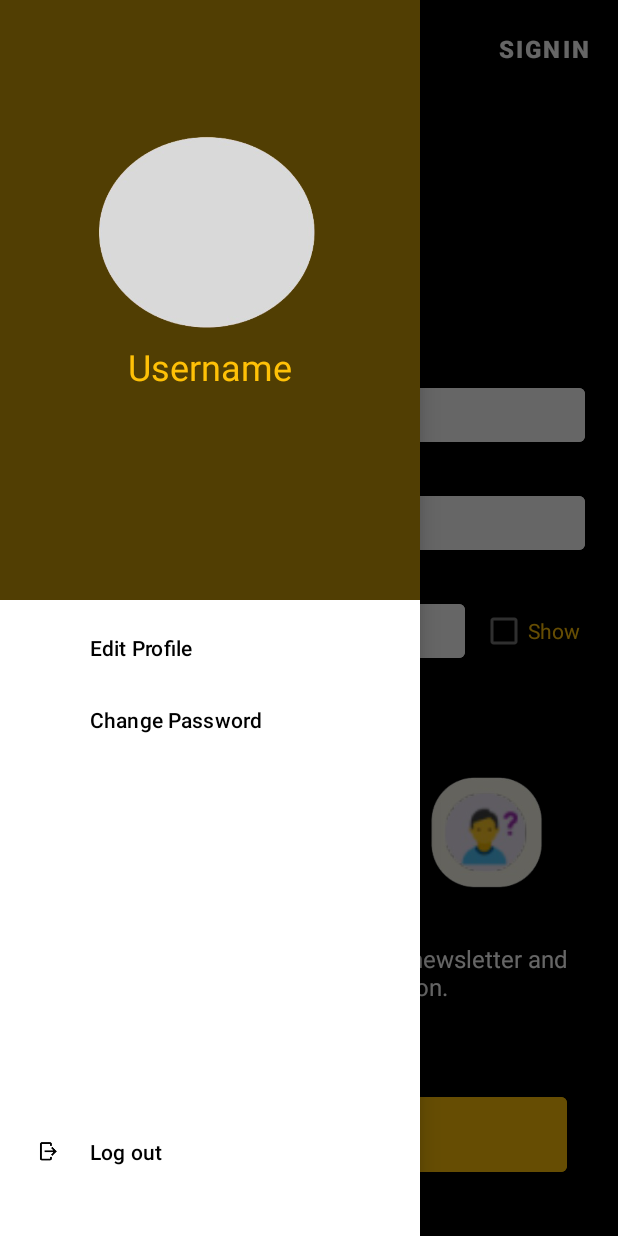
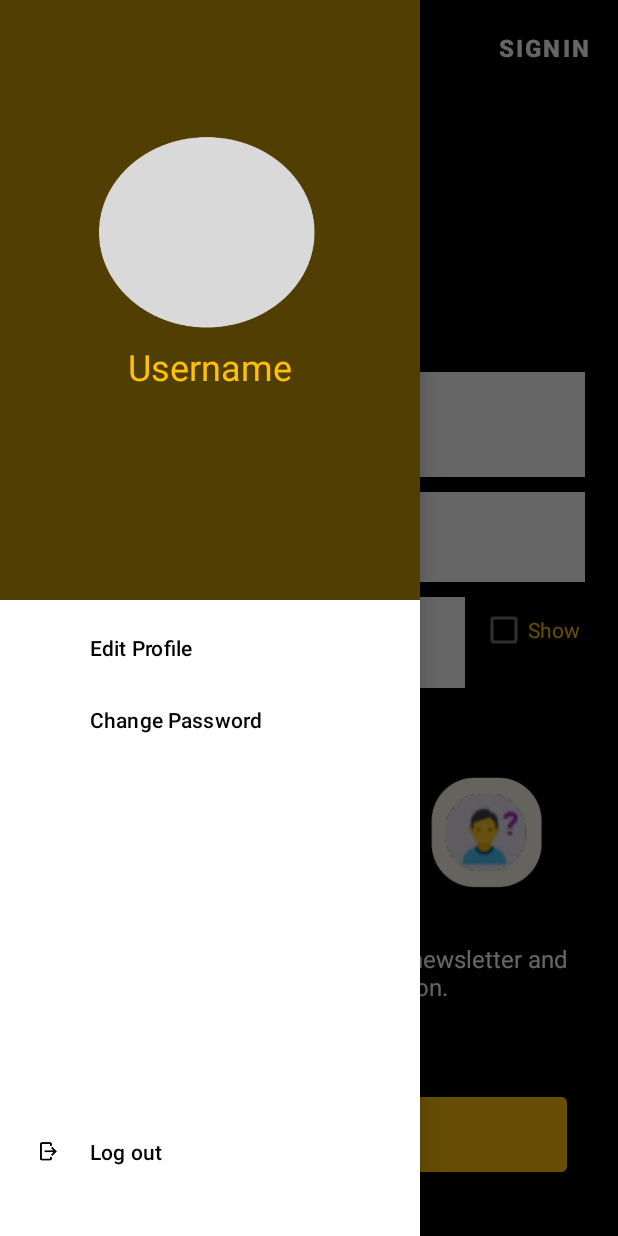
Before and after one commit to umaidkhakwani/SMD_A2, an Android app: the MainActivity2 screen opened directly, with no data from a screen before it, in the side drawer, after a tap on "Change Password", on a phone screen of 412 x 824 dp. Run offline under Robolectric (Android 15) with nearby library versions, the phone set to English and light mode, and no system bars; our stand-ins replace Firebase (no records; nobody signed in at launch, a user with empty details on screens opened directly).

Commit message:
signup done

```diff
--- a/app/build.gradle
+++ b/app/build.gradle
@@ -1,5 +1,6 @@
 plugins {
     id 'com.android.application'
+    id 'com.google.gms.google-services'
 }
 
 android {
@@ -40,6 +41,7 @@ dependencies {
     implementation 'androidx.lifecycle:lifecycle-viewmodel-ktx:2.3.1'
     implementation 'androidx.navigation:navigation-fragment:2.3.5'
     implementation 'androidx.navigation:navigation-ui:2.3.5'
+    implementation 'com.google.firebase:firebase-auth:21.1.0'
     testImplementation 'junit:junit:4.13.2'
     androidTestImplementation 'androidx.test.ext:junit:1.1.3'
     androidTestImplementation 'androidx.test.espresso:espresso-core:3.4.0'
--- a/app/src/main/AndroidManifest.xml
+++ b/app/src/main/AndroidManifest.xml
@@ -2,6 +2,7 @@
 <manifest xmlns:android="http://schemas.android.com/apk/res/android"
     xmlns:tools="http://schemas.android.com/tools"
     package="com.ass2.i190666_i192152">
+    <uses-permission android:name="android.permission.INTERNET"></uses-permission>
 
     <application
         android:allowBackup="true"
--- a/app/src/main/java/com/ass2/i190666_i192152/MainActivity2.java
+++ b/app/src/main/java/com/ass2/i190666_i192152/MainActivity2.java
@@ -8,15 +8,26 @@ import android.view.View;
 import android.widget.Button;
 import android.widget.CheckBox;
 import android.widget.CompoundButton;
+import android.widget.EditText;
+import android.widget.Toast;
 
+import androidx.annotation.NonNull;
 import androidx.appcompat.app.AppCompatActivity;
+
+import com.google.android.gms.tasks.OnCompleteListener;
+import com.google.android.gms.tasks.OnFailureListener;
+import com.google.android.gms.tasks.Task;
+import com.google.firebase.auth.AuthResult;
+import com.google.firebase.auth.FirebaseAuth;
+import com.google.firebase.auth.FirebaseUser;
 
 public class MainActivity2 extends AppCompatActivity {
 
     CheckBox bt_show;
-    Button bt3;
-    Button btn0;
+    EditText pass,name,email;
+    Button signin;
     Button signup_btn;
+    FirebaseAuth mAuth;
 
     @Override
     protected void onCreate(Bundle savedInstanceState) {
@@ -24,25 +35,26 @@ public class MainActivity2 extends AppCompatActivity {
         setContentView(R.layout.nav_activity_main);
 
         bt_show = findViewById(R.id.bt_show);
-        bt3 = findViewById(R.id.bt3);
-        btn0 = findViewById(R.id.btn0);
+        pass = findViewById(R.id.pass);
+        name = findViewById(R.id.name);
+        email = findViewById(R.id.email);
+        signin = findViewById(R.id.signin);
         signup_btn = findViewById(R.id.signup_btn);
-
-
+        mAuth = FirebaseAuth.getInstance();
 
         bt_show.setOnCheckedChangeListener(new CompoundButton.OnCheckedChangeListener() {
             @Override
             public void onCheckedChanged(CompoundButton compoundButton, boolean b) {
                 if (b){
-                    bt3.setTransformationMethod(HideReturnsTransformationMethod.getInstance());
+                    pass.setTransformationMethod(HideReturnsTransformationMethod.getInstance());
                 }
                 else{
-                    bt3.setTransformationMethod(PasswordTransformationMethod.getInstance());
+                    pass.setTransformationMethod(PasswordTransformationMethod.getInstance());
                 }
             }
         });
 
-        btn0.setOnClickListener(new View.OnClickListener() {
+        signin.setOnClickListener(new View.OnClickListener() {
             @Override
             public void onClick(View view) {
                 startActivity(new Intent( MainActivity2.this, MainActivity3.class));
@@ -52,8 +64,53 @@ public class MainActivity2 extends AppCompatActivity {
         signup_btn.setOnClickListener(new View.OnClickListener() {
             @Override
             public void onClick(View view) {
-                startActivity(new Intent( MainActivity2.this, MainActivity5.class));
+                mAuth.createUserWithEmailAndPassword(
+                        email.getText().toString(),
+                        pass.getText().toString()
+                ).addOnCompleteListener(new OnCompleteListener<AuthResult>() {
+                            @Override
+                            public void onComplete(@NonNull Task<AuthResult> task) {
+                                if(task.isSuccessful()){
+                                    Toast.makeText(
+                                            MainActivity2.this,
+                                            "successfully added",
+                                            Toast.LENGTH_LONG
+                                    ).show();
+                                    Toast.makeText(
+                                            MainActivity2.this,
+                                            mAuth.getCurrentUser().getUid(),
+                                            Toast.LENGTH_LONG
+                                    ).show();
+                                }
+                            }
+                        })
+                .addOnFailureListener(new OnFailureListener() {
+                    @Override
+                    public void onFailure(@NonNull Exception e) {
+                        Toast.makeText(
+                                MainActivity2.this,
+                                "Failed to create user",
+                                Toast.LENGTH_LONG
+                        ).show();
+                    }
+                });
+
+              //  startActivity(new Intent( MainActivity2.this, MainActivity5.class));
             }
         });
     }
+
+    @Override
+    protected void onStart(){
+        super.onStart();
+        FirebaseUser user = mAuth.getCurrentUser();
+        if(user != null)
+        {
+            Toast.makeText(
+                    MainActivity2.this,
+                    user.getUid() + "",
+                    Toast.LENGTH_SHORT
+            );
+        }
+    }
 }
--- a/app/src/main/res/layout/activity_main2.xml
+++ b/app/src/main/res/layout/activity_main2.xml
@@ -16,7 +16,7 @@
         android:layout_weight="1">
 
         <Button
-            android:id="@+id/btn0"
+            android:id="@+id/signin"
             android:layout_width="100dp"
             android:layout_height="match_parent"
             android:gravity="center"
@@ -63,16 +63,19 @@
         android:layout_height="1dp"
         android:layout_weight="2">
 
-        <Button
-            android:id="@+id/bt1"
+        <EditText
+            android:id="@+id/name"
             android:layout_width="380dp"
-            android:layout_height="wrap_content"
+            android:layout_height="match_parent"
             android:layout_marginLeft="10dp"
+            android:background="@color/white"
             android:backgroundTint="@color/white"
+            android:inputType="text"
+            android:padding="10dp"
             android:text="Name"
 
             android:textAlignment="viewStart"
-            android:textColor="#FFC107"></Button>
+            android:textColor="#FFC107"></EditText>
     </RelativeLayout>
 
     <RelativeLayout
@@ -80,40 +83,48 @@
         android:layout_height="1dp"
         android:layout_weight="2">
 
-        <Button
-            android:id="@+id/bt2"
+        <EditText
+            android:id="@+id/email"
             android:layout_width="380dp"
-            android:layout_height="wrap_content"
+            android:layout_height="match_parent"
             android:layout_marginLeft="10dp"
+            android:layout_marginTop="10dp"
+            android:padding="10dp"
             android:backgroundTint="@color/white"
             android:text="Email"
+            android:inputType="textEmailAddress"
+            android:background="@color/white"
 
             android:textAlignment="viewStart"
-            android:textColor="#FFC107"></Button>
+            android:textColor="#FFC107">
+        </EditText>
     </RelativeLayout>
 
     <LinearLayout
         android:layout_width="match_parent"
         android:layout_height="1dp"
         android:layout_weight="2"
-        android:weightSum="2"
+        android:weightSum="2.5"
         android:orientation="horizontal"
         >
 
 
-        <Button
-            android:id="@+id/bt3"
+        <EditText
+            android:id="@+id/pass"
             android:layout_width="300dp"
+            android:layout_height="match_parent"
+            android:layout_marginLeft="10dp"
+            android:layout_marginTop="10dp"
 
+            android:padding="10dp"
             android:backgroundTint="@color/white"
-            android:layout_height="wrap_content"
-            android:textColor="#FFC107"
+            android:text="Password"
+            android:inputType="textVisiblePassword"
+            android:background="@color/white"
+
             android:textAlignment="viewStart"
-
-            android:layout_marginLeft="10dp"
-            android:text="Password"
-            android:inputType="textVisiblePassword">
-        </Button>
+            android:textColor="#FFC107">
+        </EditText>
         <CheckBox
             android:id="@+id/bt_show"
             android:layout_width="80dp"
@@ -132,17 +143,17 @@
         android:layout_height="wrap_content"
         android:layout_weight="1"
         >
+
         <TextView
             android:layout_width="match_parent"
             android:layout_height="wrap_content"
-            android:text="Gender"
             android:gravity="left"
             android:paddingLeft="30dp"
+            android:paddingTop="10dp"
+            android:text="Gender"
             android:textColor="#FFC107"
             android:textSize="20dp"
-            android:textStyle="bold"
-            >
-        </TextView>
+            android:textStyle="bold"></TextView>
     </RelativeLayout>
 
     <LinearLayout
@@ -184,7 +195,7 @@
     <LinearLayout
         android:layout_width="match_parent"
         android:layout_height="wrap_content"
-        android:weightSum="2"
+        android:weightSum="1.5"
         android:orientation="horizontal"
         >
         <CheckBox
```
Also changed, not shown: 1 other file.
